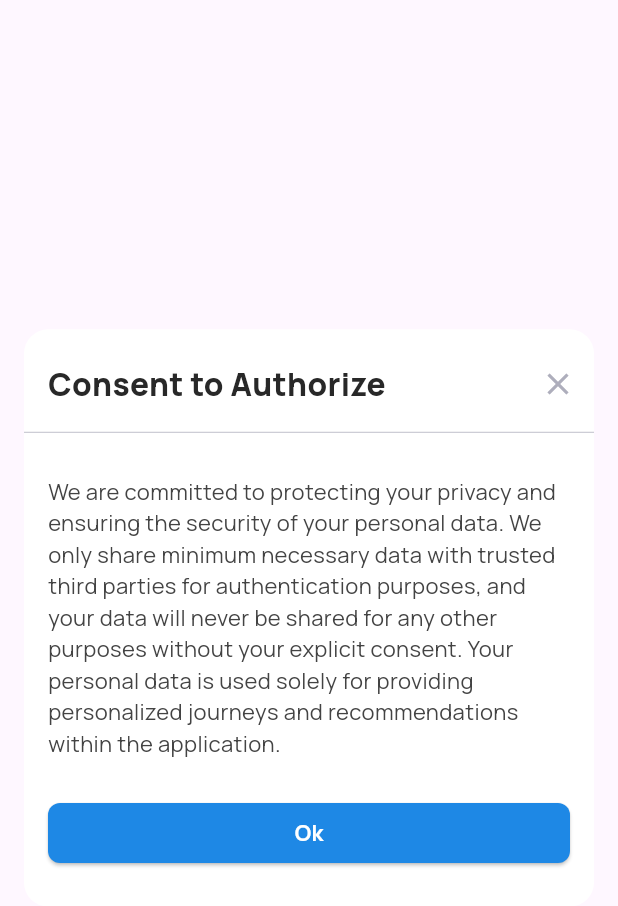
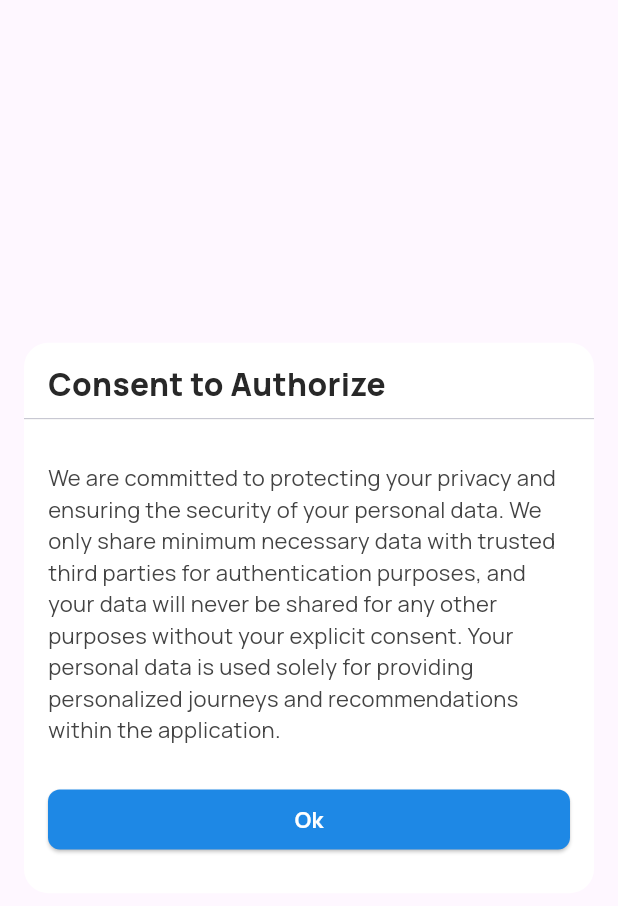
Before and after one commit to pkumarmshetty/xplor-bap, a Flutter app: the CustomDialogView widget shown alone on an empty page, opened directly, on a phone screen of 412 x 824 dp. Shown: the top 906 px of the screen. Run offline on Flutter 3.47's test engine with Material 3 defaults, Android fonts, the light colour scheme and no system bars; our stand-ins replace bloc, connectivity_plus, dio, equatable, flutter_animate, flutter_bloc and 7 more; accounts and stored records are empty.

Commit message:
Remove cross icon from consent dialog

```diff
--- a/lib/utils/custom_dialog_view.dart
+++ b/lib/utils/custom_dialog_view.dart
@@ -36,30 +36,19 @@ class CustomDialogView extends StatelessWidget {
       ),
       backgroundColor: AppColors.white,
       elevation: 0,
-      insetPadding: const EdgeInsets.symmetric(horizontal: AppDimensions.medium),
+      insetPadding:
+          const EdgeInsets.symmetric(horizontal: AppDimensions.medium),
       child: Column(
         mainAxisSize: MainAxisSize.min,
         crossAxisAlignment: CrossAxisAlignment.stretch,
         children: [
           /// Vertical space above the title
           AppDimensions.smallXL.vSpace(),
-          Row(
-            mainAxisAlignment: MainAxisAlignment.spaceBetween,
-            children: [
-              /// Title with custom styling
-              title
-                  .titleExtraBold(color: AppColors.countryCodeColor, size: 20.sp)
-                  .symmetricPadding(horizontal: AppDimensions.medium),
 
-              /// Close button
-              IconButton(
-                icon: const Icon(Icons.close, color: AppColors.crossIconColor), // Set custom close icon
-                onPressed: () {
-                  Navigator.of(context).pop();
-                },
-              ),
-            ],
-          ),
+          /// Title with custom styling
+          title
+              .titleExtraBold(color: AppColors.countryCodeColor, size: 20.sp)
+              .symmetricPadding(horizontal: AppDimensions.medium),
 
           /// Divider below the title
           Divider(
@@ -72,7 +61,8 @@ class CustomDialogView extends StatelessWidget {
 
           /// Message with custom styling
           message
-              .titleRegular(color: AppColors.alertDialogMessageColor, size: 14.sp)
+              .titleRegular(
+                  color: AppColors.alertDialogMessageColor, size: 14.sp)
               .symmetricPadding(horizontal: AppDimensions.medium),
 
           /// Vertical space below the message
```
